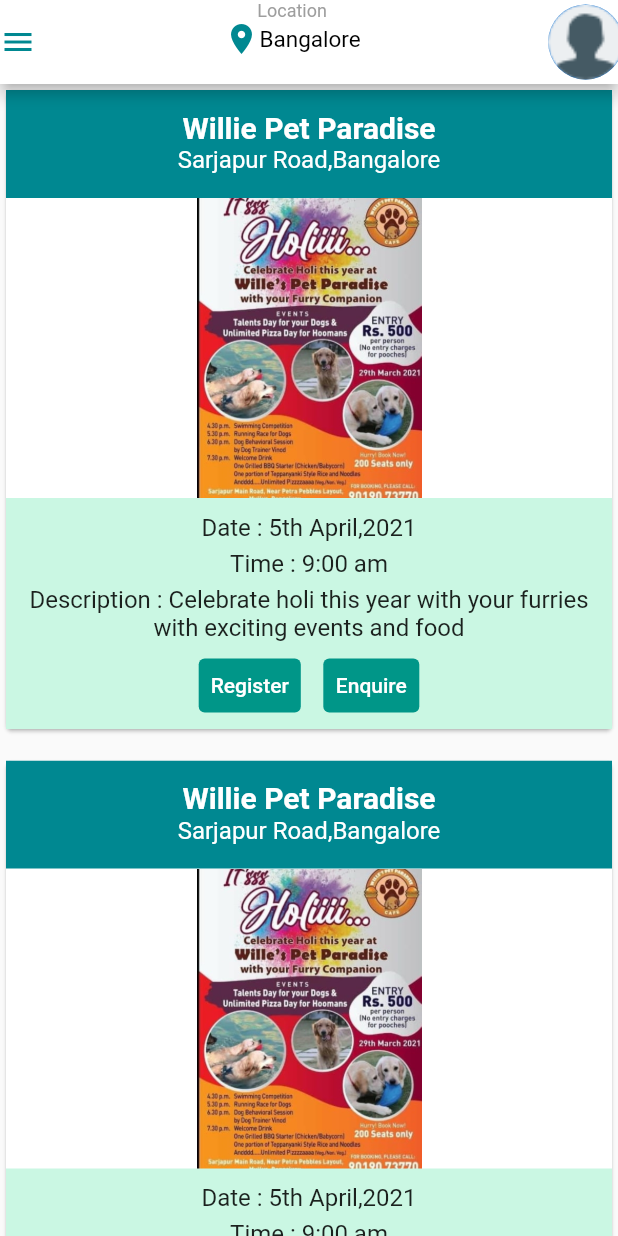
After one commit to pavithrahareddy/pawfecto_flutter_app, a Flutter app: the EventDetails screen opened by its route, on a phone screen of 412 x 824 dp. The commit adds this screen. Run offline on Flutter 3.47's test engine with Material 2 defaults, Android fonts, the phone set to English and light mode, and no system bars; our stand-ins replace cloud_firestore, firebase_auth, firebase_core, firebase_storage, font_awesome_flutter, image_picker and 1 more; accounts and stored records are empty.

Commit message:
Added:  Event Details under user

```diff
--- a/lib/main.dart
+++ b/lib/main.dart
@@ -7,6 +7,7 @@ import 'package:pawfecto/screens/shelter/addPet.dart';
 import 'package:pawfecto/screens/shelter/sheltersidebar.dart';
 import 'package:pawfecto/screens/user/adopt_main.dart';
 import 'package:firebase_core/firebase_core.dart';
+import 'package:pawfecto/screens/user/event_details.dart';
 import 'package:pawfecto/screens/user/pet_details.dart';
 import 'package:pawfecto/screens/user/sidebar.dart';
 import 'package:pawfecto/screens/welcome.dart';
@@ -35,6 +36,7 @@ class MyApp extends StatelessWidget {
         PetDetails.id: (context) => PetDetails(),
         ShelterSideBar.id: (context) => ShelterSideBar(),
         AddPet.id: (context) => AddPet(),
+        EventDetails.id: (context)=> EventDetails(),
       },
     );
   }
--- /dev/null
+++ b/lib/screens/user/event_details.dart
@@ -0,0 +1,527 @@
+import 'package:flutter/material.dart';
+
+import 'sidebar.dart';
+
+class EventDetails extends StatefulWidget {
+  static const String id = 'event_detail';
+  @override
+  _EventDetailsState createState() => _EventDetailsState();
+}
+
+class _EventDetailsState extends State<EventDetails> {
+  @override
+  Widget build(BuildContext context) {
+    return Scaffold(
+      appBar: AppBar(
+        automaticallyImplyLeading: false,
+        backgroundColor: Colors.white,
+        actions: <Widget>[
+          Row(
+            mainAxisAlignment: MainAxisAlignment.spaceBetween,
+            children: [
+              GestureDetector(
+                child: Icon(
+                  Icons.menu,
+                  color: Color(0xff008891),
+                ),
+                onTap: () {
+                  Navigator.pushNamed(context, SideBar.id);
+                },
+              ),
+              SizedBox(
+                width: 125,
+              ),
+              Column(
+                children: [
+                  Text(
+                    'Location',
+                    style: TextStyle(
+                      color: Colors.grey,
+                      fontSize: 12.0,
+                    ),
+                  ),
+                  Row(
+                    children: [
+                      Icon(
+                        Icons.location_on,
+                        color: Color(0xff008891),
+                      ),
+                      Text(
+                        'Bangalore',
+                        style: TextStyle(
+                          color: Colors.black,
+                          fontSize: 15.0,
+                        ),
+                      ),
+                    ],
+                  ),
+                ],
+              ),
+              SizedBox(
+                width: 125,
+              ),
+              CircleAvatar(
+                radius: 25.0,
+                backgroundImage: AssetImage('images/profile.png'),
+              ),
+            ],
+          ),
+        ],
+      ),
+      body: SafeArea(
+        child: SingleChildScrollView(
+          child: Container(
+            child: Column(
+              children: [
+                Card(
+                  child: Column(
+                    children: <Widget>[
+                      Column(
+                        mainAxisAlignment: MainAxisAlignment.center,
+                        crossAxisAlignment: CrossAxisAlignment.center,
+                        children: [
+                          ListTile(
+                            title: Center(
+                                child: Text(
+                                  'Willie Pet Paradise',
+                                  style: TextStyle(
+                                    fontSize: 20,
+                                    fontWeight: FontWeight.bold,
+                                    color: Colors.white,
+                                  ),
+                                )),
+                            tileColor: Color.fromARGB(255, 0, 136, 145),
+                            subtitle: Center(
+                              child: Text(
+                                'Sarjapur Road,Bangalore',
+                                style: TextStyle(
+                                  fontSize: 16,
+                                  color: Colors.white,
+                                ),
+                              ),
+                            ),
+                          ),
+                          Container(
+                            child: Image.asset('images/event.jpeg',
+                                scale: 0.5,
+                                height: 200,
+                                width: 150,
+                                fit: BoxFit.fitWidth),
+                          ),
+                          Container(
+                            color: Color.fromARGB(255, 202, 247, 227),
+                            child: Column(
+                              children: [
+                                SizedBox(
+                                  height: 10,
+                                ),
+                                Column(
+                                  mainAxisAlignment: MainAxisAlignment.center,
+                                  children: [
+                                    Text(
+                                      'Date : 5th April,2021',
+                                      style: TextStyle(
+                                        fontSize: 16,
+                                      ),
+                                    ),
+                                    SizedBox(
+                                      height: 5,
+                                    ),
+                                    Text(
+                                      'Time : 9:00 am',
+                                      style: TextStyle(
+                                        fontSize: 16,
+                                      ),
+                                    ),
+                                    SizedBox(
+                                      height: 5,
+                                    ),
+                                    Text(
+                                      'Description : Celebrate holi this year with your furries with exciting events and food',
+                                      textAlign: TextAlign.center,
+                                      style: TextStyle(
+                                        fontSize: 16,
+                                      ),
+                                    ),
+                                  ],
+                                ),
+                                SizedBox(
+                                  height: 5,
+                                ),
+                                Row(
+                                  mainAxisAlignment: MainAxisAlignment.center,
+                                  children: <Widget>[
+                                    TextButton(
+                                      child: Text('Register'),
+                                      style: TextButton.styleFrom(
+                                        primary: Colors.white,
+                                        backgroundColor: Colors.teal,
+                                        onSurface: Colors.grey,
+                                      ),
+                                      onPressed: () {},
+                                    ),
+                                    const SizedBox(width: 15),
+                                    TextButton(
+                                      child: Text('Enquire'),
+                                      style: TextButton.styleFrom(
+                                        primary: Colors.white,
+                                        backgroundColor: Colors.teal,
+                                        onSurface: Colors.grey,
+                                      ),
+                                      onPressed: () {},
+                                    ),
+                                  ],
+                                ),
+                                SizedBox(
+                                  height: 5,
+                                ),
+                              ],
+                            ),
+                          )
+                        ],
+                      ),
+                    ],
+                  ),
+                ),
+                const SizedBox(height: 13),
+                Card(
+                  child: Column(
+                    children: <Widget>[
+                      Column(
+                        mainAxisAlignment: MainAxisAlignment.center,
+                        crossAxisAlignment: CrossAxisAlignment.center,
+                        children: [
+                          ListTile(
+                            title: Center(
+                                child: Text(
+                                  'Willie Pet Paradise',
+                                  style: TextStyle(
+                                    fontSize: 20,
+                                    fontWeight: FontWeight.bold,
+                                    color: Colors.white,
+                                  ),
+                                )),
+                            tileColor: Color.fromARGB(255, 0, 136, 145),
+                            subtitle: Center(
+                              child: Text(
+                                'Sarjapur Road,Bangalore',
+                                style: TextStyle(
+                                  fontSize: 16,
+                                  color: Colors.white,
+                                ),
+                              ),
+                            ),
+                          ),
+                          Container(
+                            child: Image.asset('images/event.jpeg',
+                                scale: 0.5,
+                                height: 200,
+                                width: 150,
+                                fit: BoxFit.fitWidth),
+                          ),
+                          Container(
+                            color: Color.fromARGB(255, 202, 247, 227),
+                            child: Column(
+                              children: [
+                                SizedBox(
+                                  height: 10,
+                                ),
+                                Column(
+                                  mainAxisAlignment: MainAxisAlignment.center,
+                                  children: [
+                                    Text(
+                                      'Date : 5th April,2021',
+                                      style: TextStyle(
+                                        fontSize: 16,
+                                      ),
+                                    ),
+                                    SizedBox(
+                                      height: 5,
+                                    ),
+                                    Text(
+                                      'Time : 9:00 am',
+                                      style: TextStyle(
+                                        fontSize: 16,
+                                      ),
+                                    ),
+                                    SizedBox(
+                                      height: 5,
+                                    ),
+                                    Text(
+                                      'Description : Celebrate holi this year with your furries with exciting events and food',
+                                      textAlign: TextAlign.center,
+                                      style: TextStyle(
+                                        fontSize: 16,
+                                      ),
+                                    ),
+                                  ],
+                                ),
+                                SizedBox(
+                                  height: 5,
+                                ),
+                                Row(
+                                  mainAxisAlignment: MainAxisAlignment.center,
+                                  children: <Widget>[
+                                    TextButton(
+                                      child: Text('Register'),
+                                      style: TextButton.styleFrom(
+                                        primary: Colors.white,
+                                        backgroundColor: Colors.teal,
+                                        onSurface: Colors.grey,
+                                      ),
+                                      onPressed: () {},
+                                    ),
+                                    const SizedBox(width: 15),
+                                    TextButton(
+                                      child: Text('Enquire'),
+                                      style: TextButton.styleFrom(
+                                        primary: Colors.white,
+                                        backgroundColor: Colors.teal,
+                                        onSurface: Colors.grey,
+                                      ),
+                                      onPressed: () {},
+                                    ),
+                                  ],
+                                ),
+                                SizedBox(
+                                  height: 5,
+                                ),
+                              ],
+                            ),
+                          )
+                        ],
+                      ),
+                    ],
+                  ),
+                ),
+                const SizedBox(height: 13),
+                Card(
+                  child: Column(
+                    children: <Widget>[
+                      Column(
+                        mainAxisAlignment: MainAxisAlignment.center,
+                        crossAxisAlignment: CrossAxisAlignment.center,
+                        children: [
+                          ListTile(
+                            title: Center(
+                                child: Text(
+                                  'Willie Pet Paradise',
+                                  style: TextStyle(
+                                    fontSize: 20,
+                                    fontWeight: FontWeight.bold,
+                                    color: Colors.white,
+                                  ),
+                                )),
+                            tileColor: Color.fromARGB(255, 0, 136, 145),
+                            subtitle: Center(
+                              child: Text(
+                                'Sarjapur Road,Bangalore',
+                                style: TextStyle(
+                                  fontSize: 16,
+                                  color: Colors.white,
+                                ),
+                              ),
+                            ),
+                          ),
+                          Container(
+                            child: Image.asset('images/event.jpeg',
+                                scale: 0.5,
+                                height: 200,
+                                width: 150,
+                                fit: BoxFit.fitWidth),
+                          ),
+                          Container(
+                            color: Color.fromARGB(255, 202, 247, 227),
+                            child: Column(
+                              children: [
+                                SizedBox(
+                                  height: 10,
+                                ),
+                                Column(
+                                  mainAxisAlignment: MainAxisAlignment.center,
+                                  children: [
+                                    Text(
+                                      'Date : 5th April,2021',
+                                      style: TextStyle(
+                                        fontSize: 16,
+                                      ),
+                                    ),
+                                    SizedBox(
+                                      height: 5,
+                                    ),
+                                    Text(
+                                      'Time : 9:00 am',
+                                      style: TextStyle(
+                                        fontSize: 16,
+                                      ),
+                                    ),
+                                    SizedBox(
+                                      height: 5,
+                                    ),
+                                    Text(
+                                      'Description : Celebrate holi this year with your furries with exciting events and food',
+                                      textAlign: TextAlign.center,
+                                      style: TextStyle(
+                                        fontSize: 16,
+                                      ),
+                                    ),
+                                  ],
+                                ),
+                                SizedBox(
+                                  height: 5,
+                                ),
+                                Row(
+                                  mainAxisAlignment: MainAxisAlignment.center,
+                                  children: <Widget>[
+                                    TextButton(
+                                      child: Text('Register'),
+                                      style: TextButton.styleFrom(
+                                        primary: Colors.white,
+                                        backgroundColor: Colors.teal,
+                                        onSurface: Colors.grey,
+                                      ),
+                                      onPressed: () {},
+                                    ),
+                                    const SizedBox(width: 15),
+                                    TextButton(
+                                      child: Text('Enquire'),
+                                      style: TextButton.styleFrom(
+                                        primary: Colors.white,
+                                        backgroundColor: Colors.teal,
+                                        onSurface: Colors.grey,
+                                      ),
+                                      onPressed: () {},
+                                    ),
+                                  ],
+                                ),
+                                SizedBox(
+                                  height: 5,
+                                ),
+                              ],
+                            ),
+                          )
+                        ],
+                      ),
+                    ],
+                  ),
+                ),
+                const SizedBox(height: 13),
+                Card(
+                  child: Column(
+                    children: <Widget>[
+                      Column(
+                        mainAxisAlignment: MainAxisAlignment.center,
+                        crossAxisAlignment: CrossAxisAlignment.center,
+                        children: [
+                          ListTile(
+                            title: Center(
+                                child: Text(
+                                  'Willie Pet Paradise',
+                                  style: TextStyle(
+                                    fontSize: 20,
+                                    fontWeight: FontWeight.bold,
+                                    color: Colors.white,
+                                  ),
+                                )),
+                            tileColor: Color.fromARGB(255, 0, 136, 145),
+                            subtitle: Center(
+                              child: Text(
+                                'Sarjapur Road,Bangalore',
+                                style: TextStyle(
+                                  fontSize: 16,
+                                  color: Colors.white,
+                                ),
+                              ),
+                            ),
+                          ),
+                          Container(
+                            child: Image.asset('images/event.jpeg',
+                                scale: 0.5,
+                                height: 200,
+                                width: 150,
+                                fit: BoxFit.fitWidth),
+                          ),
+                          Container(
+                            color: Color.fromARGB(255, 202, 247, 227),
+                            child: Column(
+                              children: [
+                                SizedBox(
+                                  height: 10,
+                                ),
+                                Column(
+                                  mainAxisAlignment: MainAxisAlignment.center,
+                                  children: [
+                                    Text(
+                                      'Date : 5th April,2021',
+                                      style: TextStyle(
+                                        fontSize: 16,
+                                      ),
+                                    ),
+                                    SizedBox(
+                                      height: 5,
+                                    ),
+                                    Text(
+                                      'Time : 9:00 am',
+                                      style: TextStyle(
+                                        fontSize: 16,
+                                      ),
+                                    ),
+                                    SizedBox(
+                                      height: 5,
+                                    ),
+                                    Text(
+                                      'Description : Celebrate holi this year with your furries with exciting events and food',
+                                      textAlign: TextAlign.center,
+                                      style: TextStyle(
+                                        fontSize: 16,
+                                      ),
+                                    ),
+                                  ],
+                                ),
+                                SizedBox(
+                                  height: 5,
+                                ),
+                                Row(
+                                  mainAxisAlignment: MainAxisAlignment.center,
+                                  children: <Widget>[
+                                    TextButton(
+                                      child: Text('Register'),
+                                      style: TextButton.styleFrom(
+                                        primary: Colors.white,
+                                        backgroundColor: Colors.teal,
+                                        onSurface: Colors.grey,
+                                      ),
+                                      onPressed: () {},
+                                    ),
+                                    const SizedBox(width: 15),
+                                    TextButton(
+                                      child: Text('Enquire'),
+                                      style: TextButton.styleFrom(
+                                        primary: Colors.white,
+                                        backgroundColor: Colors.teal,
+                                        onSurface: Colors.grey,
+                                      ),
+                                      onPressed: () {},
+                                    ),
+                                  ],
+                                ),
+                                SizedBox(
+                                  height: 5,
+                                ),
+                              ],
+                            ),
+                          )
+                        ],
+                      ),
+                    ],
+                  ),
+                ),
+                const SizedBox(height: 13),
+              ],
+            ),
+          ),
+        ),
+      ),
+    );
+  }
+}
--- a/lib/screens/user/sidebar.dart
+++ b/lib/screens/user/sidebar.dart
@@ -1,6 +1,7 @@
 import 'package:flutter/material.dart';
 import 'package:font_awesome_flutter/font_awesome_flutter.dart';
 import 'package:pawfecto/screens/auth/adopt_login.dart';
+import 'package:pawfecto/screens/user/event_details.dart';
 
 class SideBar extends StatefulWidget {
   static const String id = 'adopt_sidebar';
@@ -108,6 +109,7 @@ class _SideBarState extends State<SideBar> {
                 GestureDetector(
                   onTap: () {
                     setState(() {
+                      Navigator.pushNamed(context, EventDetails.id);
                       selectedMenuItem = 'events';
                     });
                   },
--- a/lib/screens/welcome.dart
+++ b/lib/screens/welcome.dart
@@ -4,6 +4,7 @@ import 'package:pawfecto/screens/auth/adopt_register.dart';
 import 'package:pawfecto/screens/auth/shelter_register.dart';
 import 'package:pawfecto/components/rounded_button.dart';
 import 'package:pawfecto/screens/shelter/shelter_main.dart';
+import 'package:pawfecto/screens/user/event_details.dart';
 
 class Welcome extends StatefulWidget {
   static const String id = 'welcome';
@@ -61,7 +62,7 @@ class _WelcomeState extends State<Welcome> {
                       colour: Color.fromARGB(255, 218, 120, 120),
                       tcolor: Colors.white,
                       // onPressed: () {
-                      //   Navigator.pushNamed(context, ShelterMain.id);
+                      //   Navigator.pushNamed(context, EventDetails.id);
                       // },
                     ),
                   ],
```
